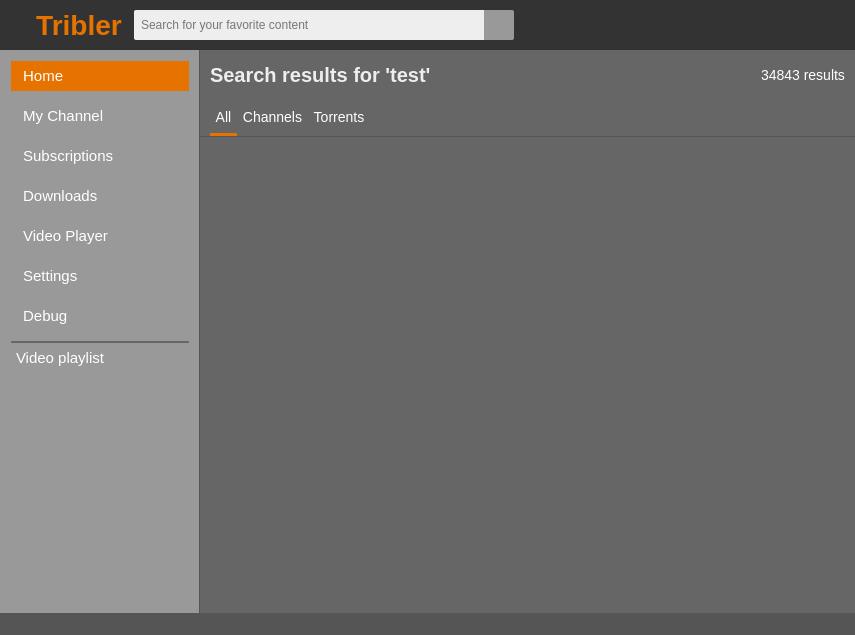
Before: the Qt Designer form TriblerGUI/qt_resources/mainwindow.ui in Tribler/tribler, drawn with Qt 5.
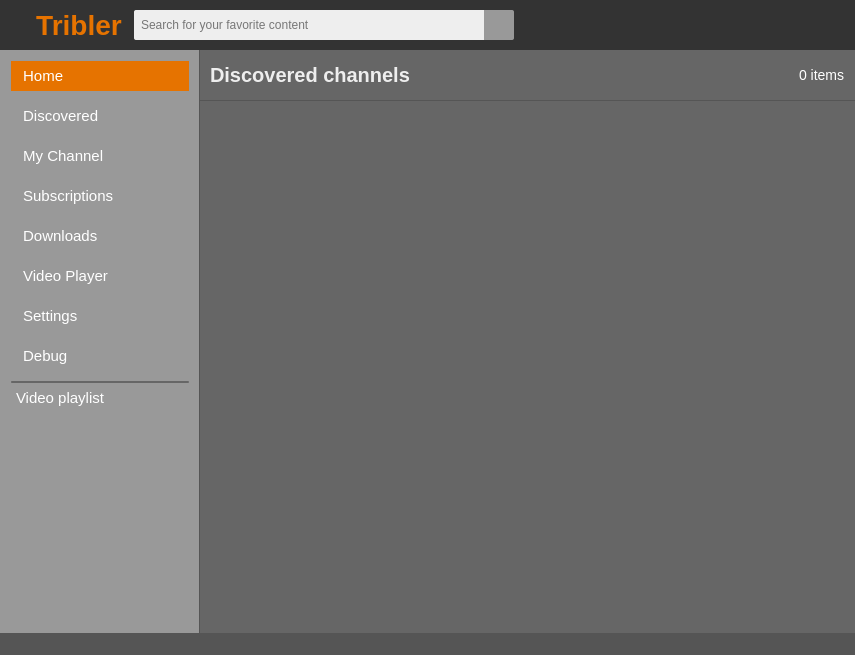
After: the same form once the commit is applied. The open tabs and pages were chosen to show the change. Icons and pictures are not drawn. Custom widgets are drawn as their Qt base class.

Commit message: Created discovering/discovered page

Patch:
```diff
--- a/TriblerGUI/qt_resources/mainwindow.ui
+++ b/TriblerGUI/qt_resources/mainwindow.ui
@@ -7,7 +7,7 @@
     <x>0</x>
     <y>0</y>
     <width>855</width>
-    <height>635</height>
+    <height>655</height>
    </rect>
   </property>
   <property name="sizePolicy">
@@ -449,6 +449,67 @@
            </property>
           </widget>
          </item>
+         <item>
+          <widget class="QPushButton" name="left_menu_button_discovered">
+           <property name="minimumSize">
+            <size>
+             <width>0</width>
+             <height>30</height>
+            </size>
+           </property>
+           <property name="maximumSize">
+            <size>
+             <width>16777215</width>
+             <height>30</height>
+            </size>
+           </property>
+           <property name="cursor">
+            <cursorShape>PointingHandCursor</cursorShape>
+           </property>
+           <property name="focusPolicy">
+            <enum>Qt::NoFocus</enum>
+           </property>
+           <property name="styleSheet">
+            <string notr="true">QPushButton {
+border: none;
+background: none;
+text-align: left;
+font-size: 15px;
+color: white;
+padding-left: 8px;
+}
+
+QPushButton::hover {
+background-color: #666;
+}
+
+QPushButton::checked {
+background-color: #e67300;
+}</string>
+           </property>
+           <property name="text">
+            <string> Discovered</string>
+           </property>
+           <property name="icon">
+            <iconset>
+             <normaloff>../images/discovered.png</normaloff>
+             <disabledoff>../images/discovered.png</disabledoff>
+             <disabledon>../images/discovered.png</disabledon>../images/discovered.png</iconset>
+           </property>
+           <property name="iconSize">
+            <size>
+             <width>18</width>
+             <height>18</height>
+            </size>
+           </property>
+           <property name="checkable">
+            <bool>true</bool>
+           </property>
+           <property name="flat">
+            <bool>true</bool>
+           </property>
+          </widget>
+         </item>
          <item>
           <widget class="QPushButton" name="left_menu_button_my_channel">
            <property name="minimumSize">
@@ -7614,6 +7675,243 @@
           </item>
          </layout>
         </widget>
+        <widget class="DiscoveringPage" name="discovering_page">
+         <layout class="QVBoxLayout" name="verticalLayout">
+          <property name="spacing">
+           <number>0</number>
+          </property>
+          <property name="leftMargin">
+           <number>0</number>
+          </property>
+          <property name="topMargin">
+           <number>0</number>
+          </property>
+          <property name="rightMargin">
+           <number>0</number>
+          </property>
+          <property name="bottomMargin">
+           <number>0</number>
+          </property>
+          <item>
+           <widget class="QLabel" name="discovering_top_label">
+            <property name="sizePolicy">
+             <sizepolicy hsizetype="Preferred" vsizetype="Expanding">
+              <horstretch>0</horstretch>
+              <verstretch>0</verstretch>
+             </sizepolicy>
+            </property>
+            <property name="styleSheet">
+             <string notr="true">color: white; font-size: 18px;</string>
+            </property>
+            <property name="text">
+             <string>Discovering your first content...</string>
+            </property>
+            <property name="alignment">
+             <set>Qt::AlignCenter</set>
+            </property>
+           </widget>
+          </item>
+          <item>
+           <widget class="QGraphicsView" name="discovering_svg_view">
+            <property name="sizePolicy">
+             <sizepolicy hsizetype="Expanding" vsizetype="Fixed">
+              <horstretch>0</horstretch>
+              <verstretch>0</verstretch>
+             </sizepolicy>
+            </property>
+            <property name="minimumSize">
+             <size>
+              <width>0</width>
+              <height>200</height>
+             </size>
+            </property>
+            <property name="maximumSize">
+             <size>
+              <width>16777215</width>
+              <height>200</height>
+             </size>
+            </property>
+            <property name="styleSheet">
+             <string notr="true">border: none;</string>
+            </property>
+           </widget>
+          </item>
+          <item>
+           <widget class="QLabel" name="label_34">
+            <property name="sizePolicy">
+             <sizepolicy hsizetype="Preferred" vsizetype="Expanding">
+              <horstretch>0</horstretch>
+              <verstretch>0</verstretch>
+             </sizepolicy>
+            </property>
+            <property name="styleSheet">
+             <string notr="true">color: white; font-size: 14px;</string>
+            </property>
+            <property name="text">
+             <string>This process might take around a minute.</string>
+            </property>
+            <property name="alignment">
+             <set>Qt::AlignCenter</set>
+            </property>
+           </widget>
+          </item>
+         </layout>
+        </widget>
+        <widget class="DiscoveredPage" name="discovered_page">
+         <layout class="QVBoxLayout" name="verticalLayout">
+          <property name="spacing">
+           <number>0</number>
+          </property>
+          <property name="leftMargin">
+           <number>0</number>
+          </property>
+          <property name="topMargin">
+           <number>0</number>
+          </property>
+          <property name="rightMargin">
+           <number>0</number>
+          </property>
+          <property name="bottomMargin">
+           <number>0</number>
+          </property>
+          <item>
+           <widget class="QWidget" name="widget_22" native="true">
+            <layout class="QHBoxLayout" name="horizontalLayout_35">
+             <property name="spacing">
+              <number>0</number>
+             </property>
+             <property name="leftMargin">
+              <number>0</number>
+             </property>
+             <property name="topMargin">
+              <number>0</number>
+             </property>
+             <property name="rightMargin">
+              <number>0</number>
+             </property>
+             <property name="bottomMargin">
+              <number>0</number>
+             </property>
+             <item>
+              <spacer name="horizontalSpacer_61">
+               <property name="orientation">
+                <enum>Qt::Horizontal</enum>
+               </property>
+               <property name="sizeType">
+                <enum>QSizePolicy::Fixed</enum>
+               </property>
+               <property name="sizeHint" stdset="0">
+                <size>
+                 <width>10</width>
+                 <height>20</height>
+                </size>
+               </property>
+              </spacer>
+             </item>
+             <item>
+              <widget class="QLabel" name="discovered_channels_header_label">
+               <property name="sizePolicy">
+                <sizepolicy hsizetype="Expanding" vsizetype="Fixed">
+                 <horstretch>0</horstretch>
+                 <verstretch>0</verstretch>
+                </sizepolicy>
+               </property>
+               <property name="minimumSize">
+                <size>
+                 <width>0</width>
+                 <height>50</height>
+                </size>
+               </property>
+               <property name="maximumSize">
+                <size>
+                 <width>16777215</width>
+                 <height>50</height>
+                </size>
+               </property>
+               <property name="styleSheet">
+                <string notr="true">color: #eee;
+background-color: transparent;
+font-size: 20px;
+font-weight: bold;</string>
+               </property>
+               <property name="text">
+                <string>Discovered channels</string>
+               </property>
+              </widget>
+             </item>
+             <item>
+              <spacer name="horizontalSpacer_59">
+               <property name="orientation">
+                <enum>Qt::Horizontal</enum>
+               </property>
+               <property name="sizeType">
+                <enum>QSizePolicy::Fixed</enum>
+               </property>
+               <property name="sizeHint" stdset="0">
+                <size>
+                 <width>10</width>
+                 <height>20</height>
+                </size>
+               </property>
+              </spacer>
+             </item>
+             <item>
+              <widget class="QLabel" name="num_discovered_channels_label">
+               <property name="sizePolicy">
+                <sizepolicy hsizetype="Minimum" vsizetype="Preferred">
+                 <horstretch>0</horstretch>
+                 <verstretch>0</verstretch>
+                </sizepolicy>
+               </property>
+               <property name="styleSheet">
+                <string notr="true">font-size: 14px;
+color: white;</string>
+               </property>
+               <property name="text">
+                <string>0 items</string>
+               </property>
+              </widget>
+             </item>
+             <item>
+              <spacer name="horizontalSpacer_62">
+               <property name="orientation">
+                <enum>Qt::Horizontal</enum>
+               </property>
+               <property name="sizeType">
+                <enum>QSizePolicy::Fixed</enum>
+               </property>
+               <property name="sizeHint" stdset="0">
+                <size>
+                 <width>10</width>
+                 <height>20</height>
+                </size>
+               </property>
+              </spacer>
+             </item>
+            </layout>
+           </widget>
+          </item>
+          <item>
+           <widget class="LazyLoadList" name="discovered_channels_list">
+            <property name="styleSheet">
+             <string notr="true">QListWidget::item:hover {
+background-color: #999;
+}
+QListWidget::item {
+border-bottom: 1px solid #555;
+}
+QListWidget {
+border: none;
+border-top: 1px solid #555;
+}</string>
+            </property>
+            <property name="verticalScrollMode">
+             <enum>QAbstractItemView::ScrollPerPixel</enum>
+            </property>
+           </widget>
+          </item>
+         </layout>
+        </widget>
        </widget>
       </item>
      </layout>
@@ -7749,6 +8047,18 @@
    <header>subscriptionswidget.h</header>
    <container>1</container>
   </customwidget>
+  <customwidget>
+   <class>DiscoveringPage</class>
+   <extends>QWidget</extends>
+   <header>discoveringpage.h</header>
+   <container>1</container>
+  </customwidget>
+  <customwidget>
+   <class>DiscoveredPage</class>
+   <extends>QWidget</extends>
+   <header>discoveredpage.h</header>
+   <container>1</container>
+  </customwidget>
  </customwidgets>
  <resources/>
  <connections>
```
Left out of the diff: 39 changed lines with no effect on the pictures. The commit also changes 13 other files.
